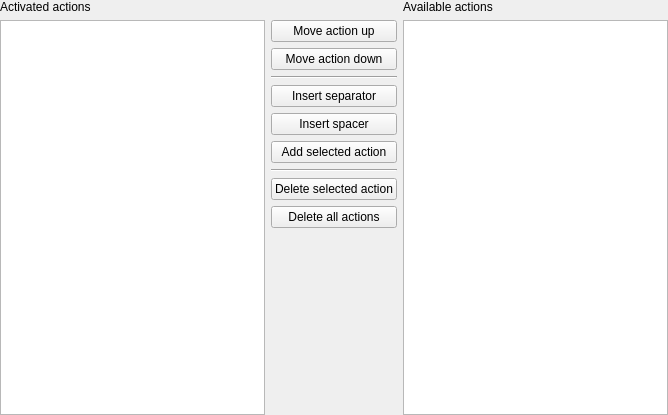
Old version of the form src/gui/toolbareditor.ui in the repository martinrotter/rssguard.
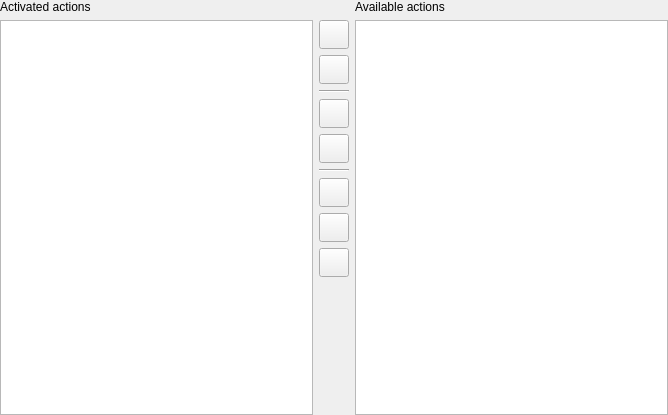
New version of the form.

Commit message: Iconified tool buttons for toolbar editor.

What changed in the file:
```diff
--- a/src/gui/toolbareditor.ui
+++ b/src/gui/toolbareditor.ui
@@ -65,17 +65,32 @@
    <item row="1" column="1">
     <layout class="QVBoxLayout" name="verticalLayout">
      <item>
-      <widget class="QPushButton" name="m_btnMoveActionUp">
-       <property name="text">
+      <widget class="QToolButton" name="m_btnMoveActionUp">
+       <property name="toolTip">
         <string>Move action up</string>
        </property>
+       <property name="text">
+        <string/>
+       </property>
+       <property name="iconSize">
+        <size>
+         <width>22</width>
+         <height>22</height>
+        </size>
+       </property>
       </widget>
      </item>
      <item>
-      <widget class="QPushButton" name="m_btnMoveActionDown">
-       <property name="text">
+      <widget class="QToolButton" name="m_btnMoveActionDown">
+       <property name="toolTip">
         <string>Move action down</string>
        </property>
+       <property name="iconSize">
+        <size>
+         <width>22</width>
+         <height>22</height>
+        </size>
+       </property>
       </widget>
      </item>
      <item>
@@ -86,23 +101,28 @@
       </widget>
      </item>
      <item>
-      <widget class="QPushButton" name="m_btnInsertSeparator">
-       <property name="text">
+      <widget class="QToolButton" name="m_btnInsertSeparator">
+       <property name="toolTip">
         <string>Insert separator</string>
        </property>
+       <property name="iconSize">
+        <size>
+         <width>22</width>
+         <height>22</height>
+        </size>
+       </property>
       </widget>
      </item>
      <item>
-      <widget class="QPushButton" name="m_btnInsertSpacer">
-       <property name="text">
+      <widget class="QToolButton" name="m_btnInsertSpacer">
+       <property name="toolTip">
         <string>Insert spacer</string>
        </property>
-      </widget>
-     </item>
-     <item>
-      <widget class="QPushButton" name="m_btnAddSelectedAction">
-       <property name="text">
-        <string>Add selected action</string>
+       <property name="iconSize">
+        <size>
+         <width>22</width>
+         <height>22</height>
+        </size>
        </property>
       </widget>
      </item>
@@ -114,17 +134,42 @@
       </widget>
      </item>
      <item>
-      <widget class="QPushButton" name="m_btnDeleteSelectedAction">
-       <property name="text">
+      <widget class="QToolButton" name="m_btnAddSelectedAction">
+       <property name="toolTip">
+        <string>Add selected action</string>
+       </property>
+       <property name="iconSize">
+        <size>
+         <width>22</width>
+         <height>22</height>
+        </size>
+       </property>
+      </widget>
+     </item>
+     <item>
+      <widget class="QToolButton" name="m_btnDeleteSelectedAction">
+       <property name="toolTip">
         <string>Delete selected action</string>
        </property>
+       <property name="iconSize">
+        <size>
+         <width>22</width>
+         <height>22</height>
+        </size>
+       </property>
       </widget>
      </item>
      <item>
-      <widget class="QPushButton" name="m_btnDeleteAllActions">
-       <property name="text">
+      <widget class="QToolButton" name="m_btnDeleteAllActions">
+       <property name="toolTip">
         <string>Delete all actions</string>
        </property>
+       <property name="iconSize">
+        <size>
+         <width>22</width>
+         <height>22</height>
+        </size>
+       </property>
       </widget>
      </item>
      <item>
```
Left out of the diff: 11 changed lines with no effect on the pictures. The commit also changes 2 other files.
